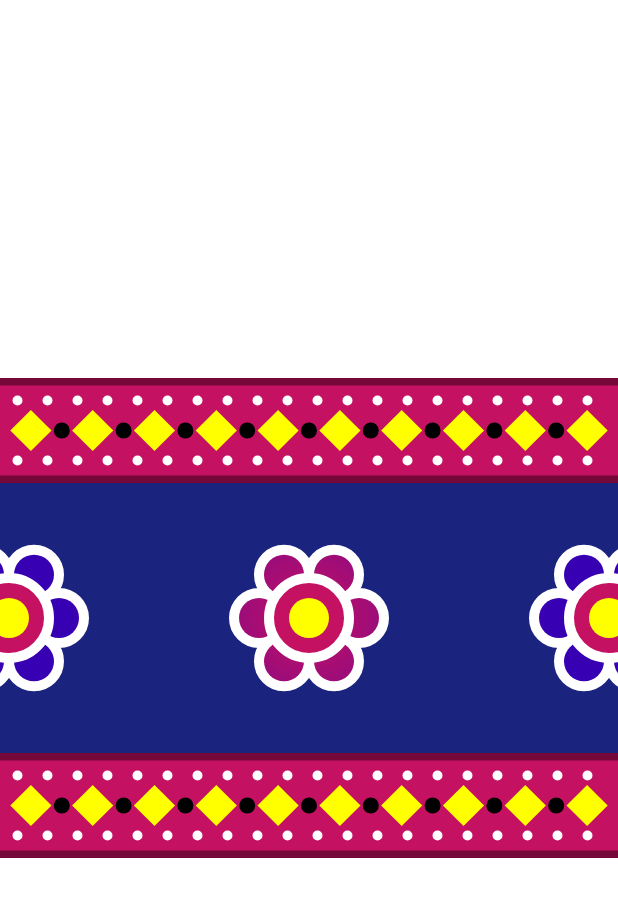
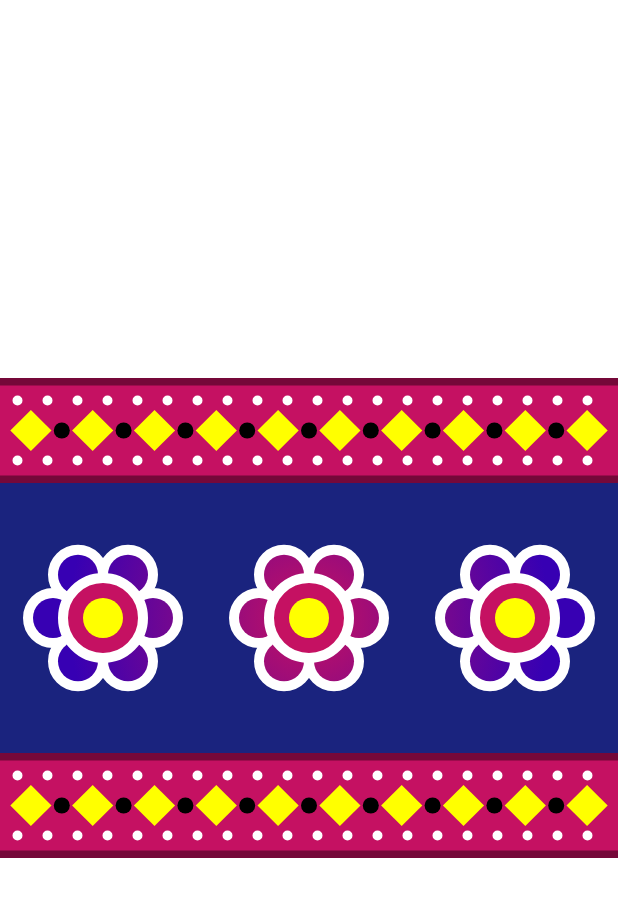
Before and after one commit to JunydDEV/android-truck-art-compose, an Android app built with Jetpack Compose: the screen it shows after launch (MainActivity), on a phone screen of 412 x 824 dp. Shown: the top 897 px of the screen. Run offline under Robolectric (Android 15) with nearby library versions, the phone set to English and light mode, and no system bars.

Commit message:
Demystified the dimens, margins and main flowers drawing.

```diff
--- /dev/null
+++ b/app/src/main/java/com/android/truck_art/compose/ArtDimensions.kt
@@ -0,0 +1,22 @@
+package com.android.truck_art.compose
+
+import androidx.compose.ui.unit.dp
+
+class ArtDimensions {
+    companion object {
+
+        //Sizes
+        val truckArtCanvasHeight = 320.dp
+        val mainArtBannerHeight = 180.dp
+        val secondaryArtBannerHeight = 60.dp
+
+        //Margins
+        val topArtBannerMarginTop = 5.dp
+        val bottomArtBannerMarginTop = 255.dp
+        val centeredArtBannerMarginTop = 70.dp
+        val topBannerDashedLineMarginTop = 15.dp
+        val bottomBannerDashedLineMarginTop = 10.dp
+        val dashedLineMarginStart = 5.dp
+        val diamondPatternMarginTop = 35.dp
+    }
+}
--- a/app/src/main/java/com/android/truck_art/compose/DrawScopePrimaryExtensions.kt
+++ b/app/src/main/java/com/android/truck_art/compose/DrawScopePrimaryExtensions.kt
@@ -6,6 +6,16 @@ import androidx.compose.ui.graphics.Color
 import androidx.compose.ui.graphics.drawscope.DrawScope
 import androidx.compose.ui.unit.Dp
 import androidx.compose.ui.unit.dp
+import com.android.truck_art.compose.ArtDimensions.Companion.bottomArtBannerMarginTop
+import com.android.truck_art.compose.ArtDimensions.Companion.bottomBannerDashedLineMarginTop
+import com.android.truck_art.compose.ArtDimensions.Companion.centeredArtBannerMarginTop
+import com.android.truck_art.compose.ArtDimensions.Companion.dashedLineMarginStart
+import com.android.truck_art.compose.ArtDimensions.Companion.diamondPatternMarginTop
+import com.android.truck_art.compose.ArtDimensions.Companion.mainArtBannerHeight
+import com.android.truck_art.compose.ArtDimensions.Companion.secondaryArtBannerHeight
+import com.android.truck_art.compose.ArtDimensions.Companion.topArtBannerMarginTop
+import com.android.truck_art.compose.ArtDimensions.Companion.topBannerDashedLineMarginTop
+import com.android.truck_art.compose.ArtDimensions.Companion.truckArtCanvasHeight
 import com.android.truck_art.compose.ui.theme.PrimaryRectangleBackground
 import com.android.truck_art.compose.ui.theme.SecondaryRectangleBackground
 
@@ -26,36 +36,60 @@ fun DrawScope.drawArtBannerAt(artPosition: ArtPosition) {
 fun DrawScope.drawTopBannerArt() {
     drawArtBannerCore(
         color = SecondaryRectangleBackground,
-        height = 60.dp,
-        topMargin = 5.dp
+        height = secondaryArtBannerHeight,
+        topMargin = topArtBannerMarginTop
     ) {
-        drawDashedLine(marginTop = 15.dp, marginStart = 5.dp)
-        drawDiamondsPattern(marginTop = 35.dp)
-        drawDashedLine(marginTop = 55.dp, marginStart = 5.dp)
+        drawDashedLine(
+            marginTop = topBannerDashedLineMarginTop,
+            marginStart = dashedLineMarginStart
+        )
+        drawDiamondsPattern(marginTop = diamondPatternMarginTop)
+        drawDashedLine(
+            marginTop = secondaryArtBannerHeight - topArtBannerMarginTop,
+            marginStart = dashedLineMarginStart
+        )
     }
 }
 
 fun DrawScope.drawCenterBannerArt() {
     drawArtBannerCore(
         color = PrimaryRectangleBackground,
-        topMargin = 70.dp,
-        height = 180.dp
+        topMargin = centeredArtBannerMarginTop,
+        height = mainArtBannerHeight
     ) {
-        drawPrimaryFlowerArt(center.x - 300, center.y)
-        drawPrimaryFlowerArt()
-        drawPrimaryFlowerArt(center.x + 300, center.y)
+        //I want to draw 3 flowers on main banner of the canvas
+        val weightSum = 3
+
+        //Finds the width for each flower
+        val eachFlowerWidth = size.width / weightSum
+
+        //Finds the X Offset at the center of individual item width.
+        var positionX = eachFlowerWidth / 2
+
+        repeat(weightSum) {
+            drawPrimaryFlowerArt(positionX, center.y)
+
+            //Moves the drawing control to the next item X Offset center position
+            positionX += eachFlowerWidth
+        }
     }
 }
 
 fun DrawScope.drawBottomBannerArt() {
     drawArtBannerCore(
         color = SecondaryRectangleBackground,
-        topMargin = 255.dp,
-        height = 60.dp
+        topMargin = bottomArtBannerMarginTop,
+        height = secondaryArtBannerHeight
     ) {
-        drawDashedLine(marginTop = 265.dp, marginStart = 5.dp)
-        drawDiamondsPattern(marginTop = 285.dp)
-        drawDashedLine(marginTop = 305.dp, marginStart = 5.dp)
+        drawDashedLine(
+            marginTop = bottomArtBannerMarginTop + bottomBannerDashedLineMarginTop,
+            marginStart = dashedLineMarginStart
+        )
+        drawDiamondsPattern(marginTop = truckArtCanvasHeight - diamondPatternMarginTop)
+        drawDashedLine(
+            marginTop = truckArtCanvasHeight - topBannerDashedLineMarginTop,
+            marginStart = dashedLineMarginStart
+        )
     }
 }
 
--- a/app/src/main/java/com/android/truck_art/compose/MainActivity.kt
+++ b/app/src/main/java/com/android/truck_art/compose/MainActivity.kt
@@ -11,7 +11,6 @@ import androidx.compose.material.Surface
 import androidx.compose.runtime.Composable
 import androidx.compose.ui.Modifier
 import androidx.compose.ui.graphics.drawscope.DrawScope
-import androidx.compose.ui.unit.dp
 import com.android.truck_art.compose.ui.theme.AndroidtruckartcomposeTheme
 import com.android.truck_art.compose.ui.theme.CanvasBackground
 
@@ -52,7 +51,7 @@ class MainActivity : ComponentActivity() {
             modifier = Modifier
                 .background(color = CanvasBackground)
                 .fillMaxWidth()
-                .height(320.dp)
+                .height(ArtDimensions.truckArtCanvasHeight)
         ) {
             onDraw.invoke(this)
         }
```
